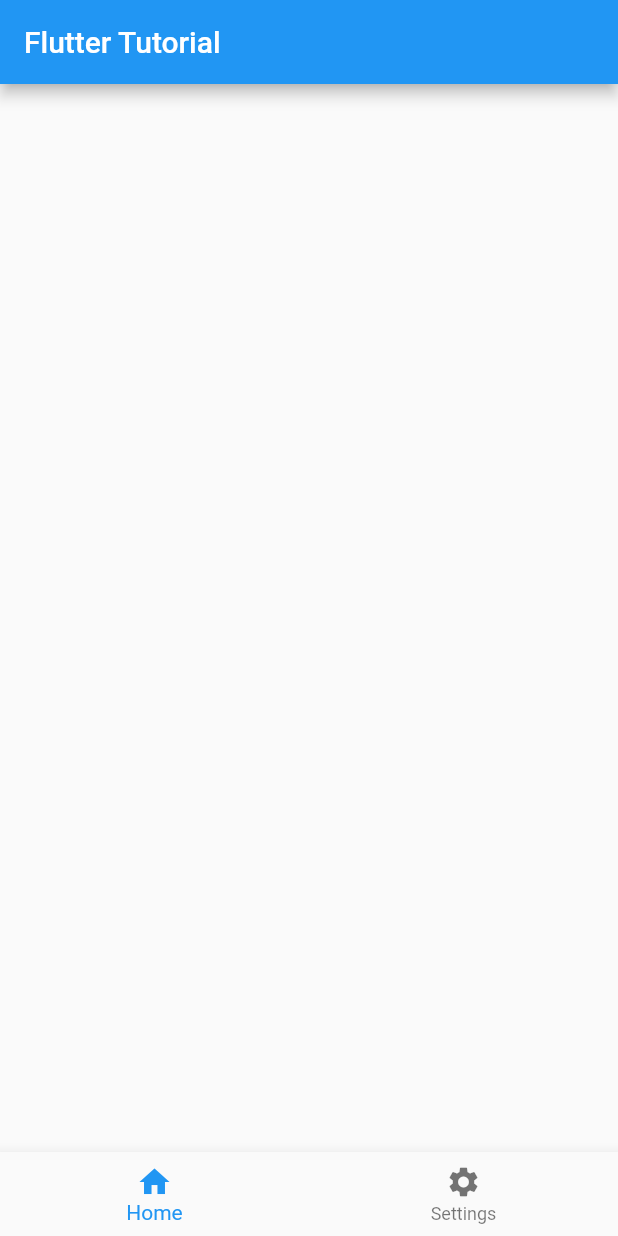
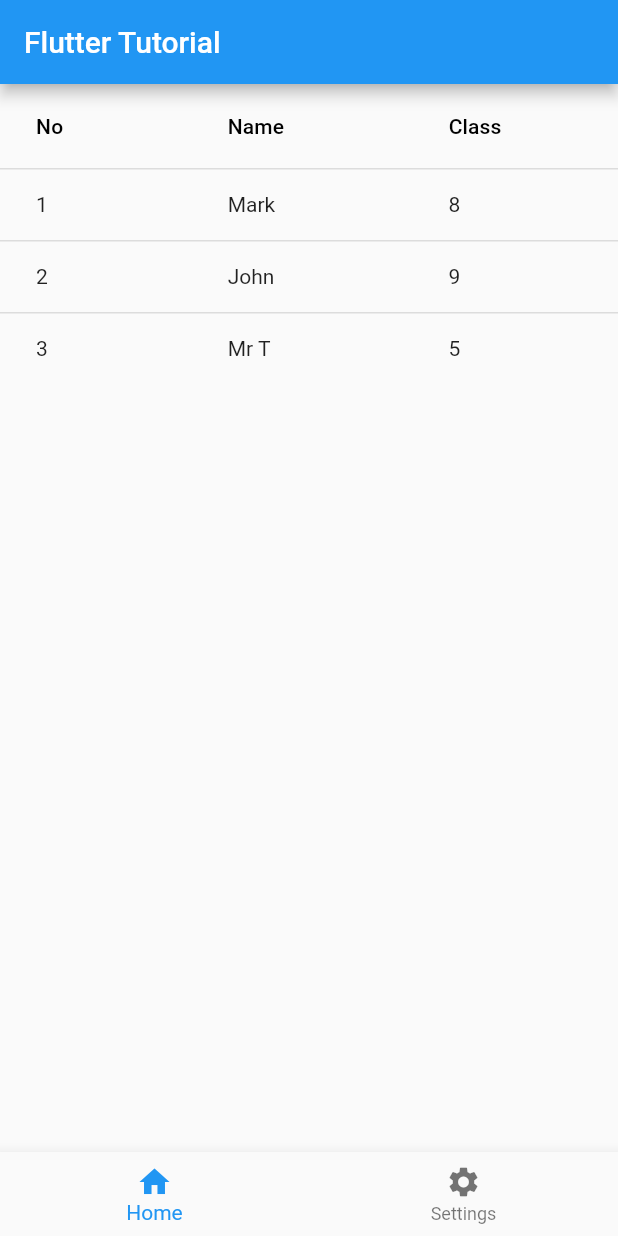
Before and after one commit to markiplagat/flutter_tutorialkart, a Flutter app: the screen it shows after launch, on a phone screen of 412 x 824 dp. Run offline on Flutter 3.47's test engine with Material 2 defaults, Android fonts, the phone set to English and light mode, and no system bars.

Commit message:
Data table

```diff
--- a/lib/main.dart
+++ b/lib/main.dart
@@ -30,6 +30,29 @@
   @override
   Widget build(BuildContext context) {
     return Scaffold(
+      body: ListView(children: <Widget>[
+        DataTable(columns: const [
+          DataColumn(label: Text('No')),
+          DataColumn(label: Text('Name')),
+          DataColumn(label: Text('Class')),
+        ], rows: const [
+          DataRow(cells: [
+            DataCell(Text('1')),
+            DataCell(Text('Mark')),
+            DataCell(Text('8'))
+          ]),
+          DataRow(cells: [
+            DataCell(Text('2')),
+            DataCell(Text('John')),
+            DataCell(Text('9')),
+          ]),
+          DataRow(cells: [
+            DataCell(Text('3')),
+            DataCell(Text("Mr T")),
+            DataCell(Text('5'))
+          ])
+        ])
+      ]),
       bottomNavigationBar: BottomNavigationBar(
         items: const [
           BottomNavigationBarItem(label: "Home", icon: Icon(Icons.home)),
```
